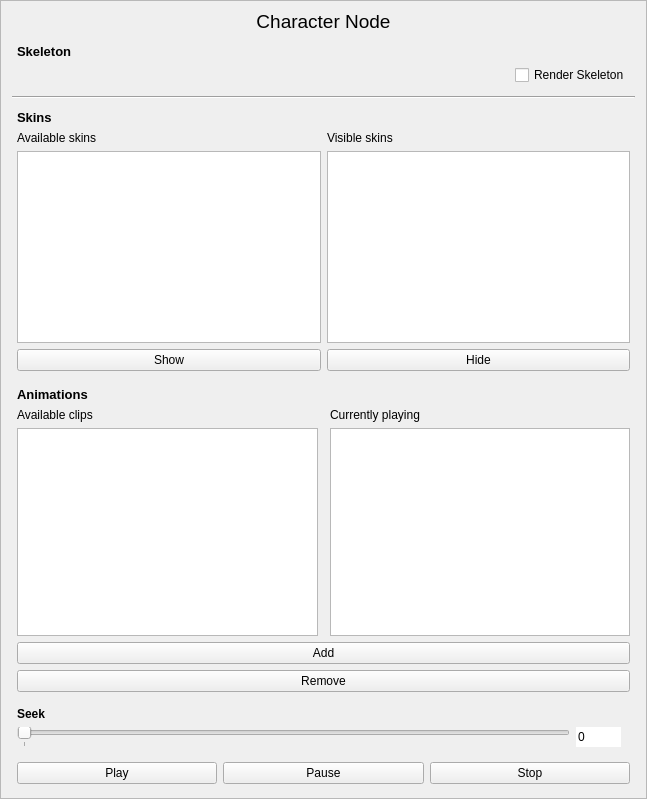
First picture: the form in code/qttoolkit/contentbrowser/ui/characternodeinfowidget.ui, repository gscept/nebula-trifid, before the edit.
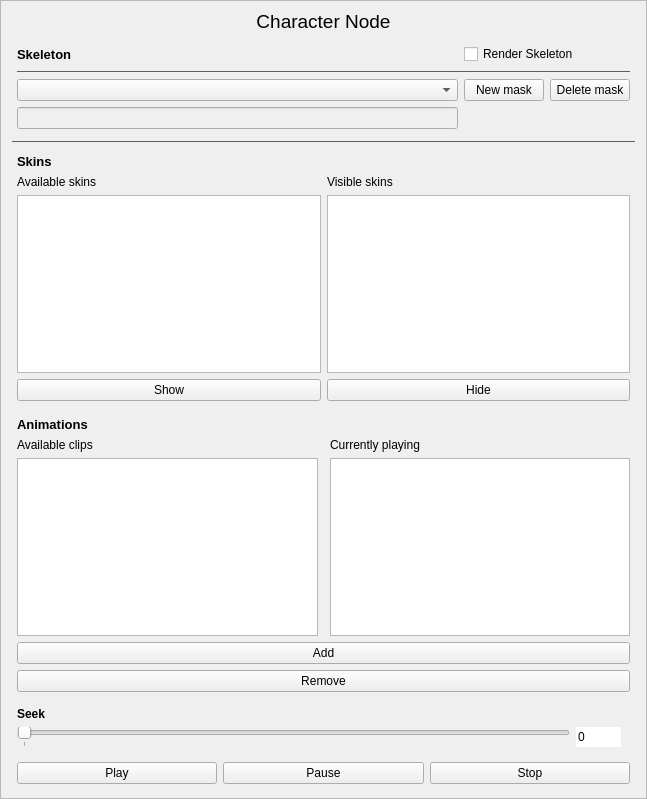
Second picture: the form after the edit.

The edit to the form file:
```diff
--- a/code/qttoolkit/contentbrowser/ui/characternodeinfowidget.ui
+++ b/code/qttoolkit/contentbrowser/ui/characternodeinfowidget.ui
@@ -88,27 +88,24 @@
           <property name="margin">
            <number>5</number>
           </property>
-          <item row="1" column="1">
+          <item row="3" column="2">
+           <widget class="QPushButton" name="deleteMaskButton">
+            <property name="toolTip">
+             <string>Delete selected mask</string>
+            </property>
+            <property name="text">
+             <string>Delete mask</string>
+            </property>
+           </widget>
+          </item>
+          <item row="0" column="1" colspan="2">
            <widget class="QCheckBox" name="renderSkeleton">
             <property name="text">
              <string>Render Skeleton</string>
             </property>
            </widget>
           </item>
-          <item row="1" column="0">
-           <spacer name="horizontalSpacer">
-            <property name="orientation">
-             <enum>Qt::Horizontal</enum>
-            </property>
-            <property name="sizeHint" stdset="0">
-             <size>
-              <width>40</width>
-              <height>20</height>
-             </size>
-            </property>
-           </spacer>
-          </item>
-          <item row="0" column="0" colspan="2">
+          <item row="0" column="0">
            <widget class="QLabel" name="label_7">
             <property name="font">
              <font>
@@ -122,11 +119,57 @@
             </property>
            </widget>
           </item>
+          <item row="3" column="0">
+           <widget class="QComboBox" name="maskBox">
+            <property name="toolTip">
+             <string>Select a mask to edit or delete.</string>
+            </property>
+           </widget>
+          </item>
+          <item row="4" column="0">
+           <widget class="QLineEdit" name="maskName">
+            <property name="enabled">
+             <bool>false</bool>
+            </property>
+            <property name="toolTip">
+             <string>Name of the mask. This will be available to apply when playing clips later.</string>
+            </property>
+           </widget>
+          </item>
+          <item row="3" column="1">
+           <widget class="QPushButton" name="newMaskButton">
+            <property name="toolTip">
+             <string>Create new mask with a placeholder name.</string>
+            </property>
+            <property name="text">
+             <string>New mask</string>
+            </property>
+           </widget>
+          </item>
+          <item row="1" column="0" colspan="3">
+           <widget class="Line" name="line_2">
+            <property name="styleSheet">
+             <string notr="true">QFrame{ color:rgb(95, 95, 95); }</string>
+            </property>
+            <property name="frameShadow">
+             <enum>QFrame::Plain</enum>
+            </property>
+            <property name="orientation">
+             <enum>Qt::Horizontal</enum>
+            </property>
+           </widget>
+          </item>
          </layout>
         </widget>
        </item>
        <item>
         <widget class="Line" name="line">
+         <property name="styleSheet">
+          <string notr="true">QFrame{ color:rgb(95, 95, 95); }</string>
+         </property>
+         <property name="frameShadow">
+          <enum>QFrame::Plain</enum>
+         </property>
          <property name="orientation">
           <enum>Qt::Horizontal</enum>
          </property>
```
Left out of the diff: 3 changed lines with no effect on the pictures.
